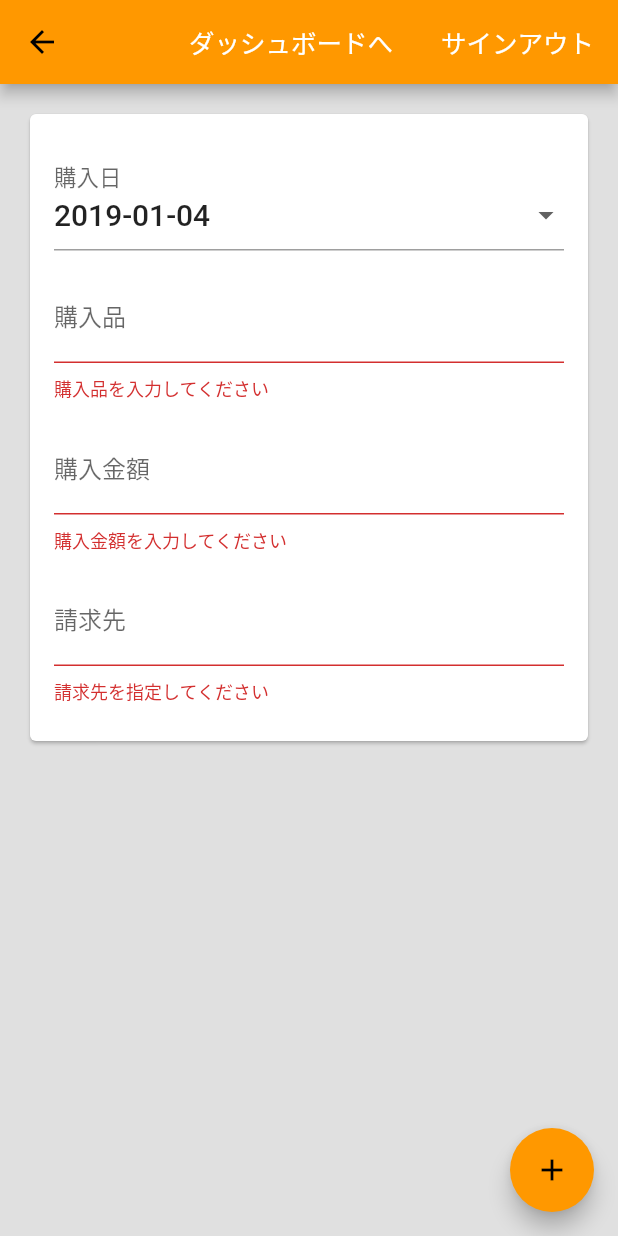
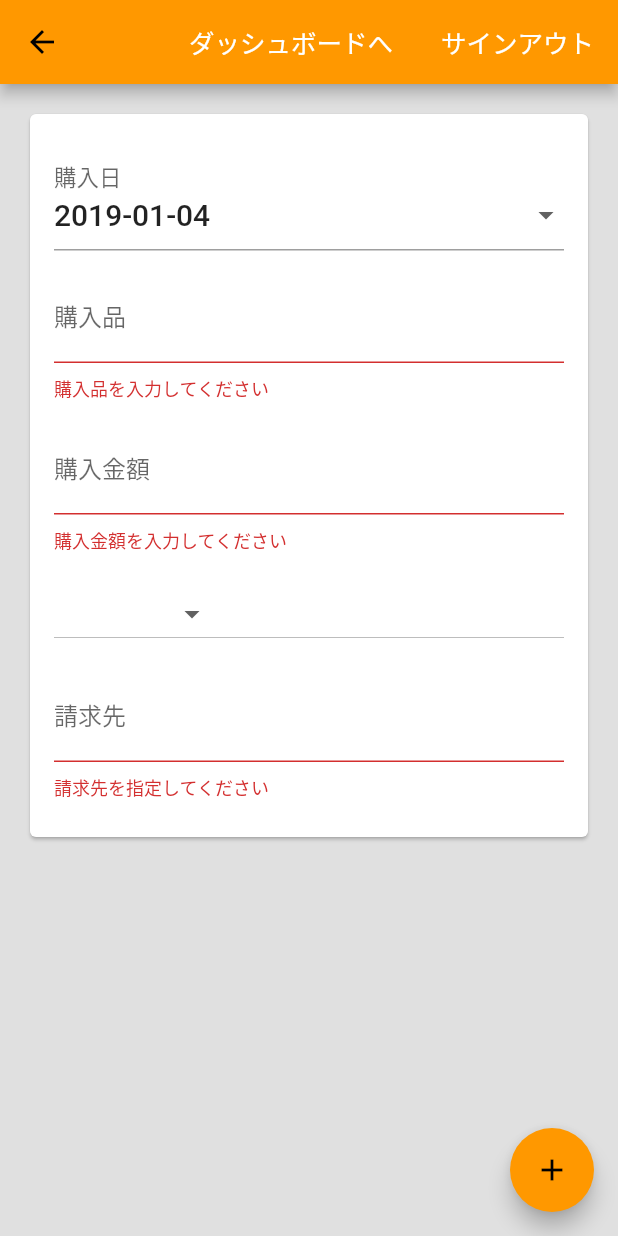
Before and after one commit to Nunnally-Engr/pay_wish_app, a Flutter app: the Claim screen opened directly, after a tap on the "add" icon, on a phone screen of 412 x 824 dp. Run offline on Flutter 3.47's test engine with Material 2 defaults, Android fonts, the phone set to English and light mode, and no system bars; our stand-ins replace cloud_firestore, cloud_functions, firebase_auth, firebase_messaging; missing offline and left inert: login, src; accounts and stored records are empty; statements that could not run were skipped.

```diff
--- a/lib/claim.dart
+++ b/lib/claim.dart
@@ -107,8 +107,22 @@ class _ClaimState extends State<Claim> {
   DateTime _buyDate = DateTime.now(); // 購入日
   String _buyItem = '';               // 商品
   String _buyAmount = '';             // 購入金額
+  List _payMethods = ["現金", "デビット", "交通系IC", "クレジット", "ポイント", "その他"];
+  String _currentPayMethod;
+
   String _authHint = '';
 
+
+  List<DropdownMenuItem<String>> getDropDownMenuItems() {
+    List<DropdownMenuItem<String>> items = new List();
+    for (String city in _payMethods) {
+      items.add(new DropdownMenuItem(
+          value: city,
+          child: new Text(city)
+      ));
+    }
+    return items;
+  }
 
   void _signOut() async {
     try {
@@ -135,6 +149,13 @@ class _ClaimState extends State<Claim> {
     return false;
   }
 
+  // 支払方法変更処理
+  void changedDropDownItem(String selectedPayMethod) {
+    setState(() {
+      _currentPayMethod = selectedPayMethod;
+    });
+  }
+
   // 登録ボタン
   void onPressdClaimCreate() async {
 
@@ -148,7 +169,9 @@ class _ClaimState extends State<Claim> {
 
         print('>>> Click：onPressdClaimCreate');
         print(_buyDate);
+        print(_buyItem);
         print(_buyAmount);
+        print(_currentPayMethod);
         // final dynamic resp = await CloudFunctions.instance.call(
         //                         functionName: 'onCallClaimsCreate',
         //                         parameters: <String, String> {
@@ -203,6 +226,12 @@ class _ClaimState extends State<Claim> {
         validator: (val) => val.isEmpty ? '購入金額を入力してください' : null,
         onSaved: (val) => _buyAmount = val,
         keyboardType: TextInputType.number
+      )),
+      padded(child: new DropdownButton(
+        key: new Key('支払方法'),
+        value: _currentPayMethod,
+        items: getDropDownMenuItems(),
+        onChanged: changedDropDownItem
       )),
       padded(child: new TextFormField(
         key: new Key('請求先'),
```
